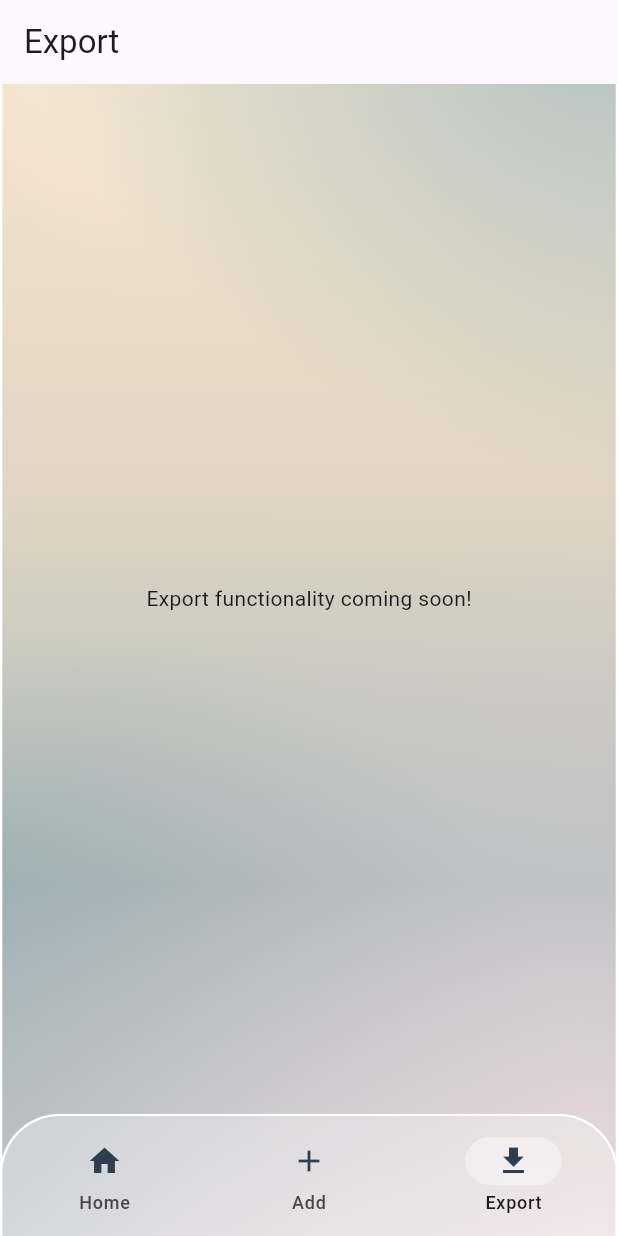
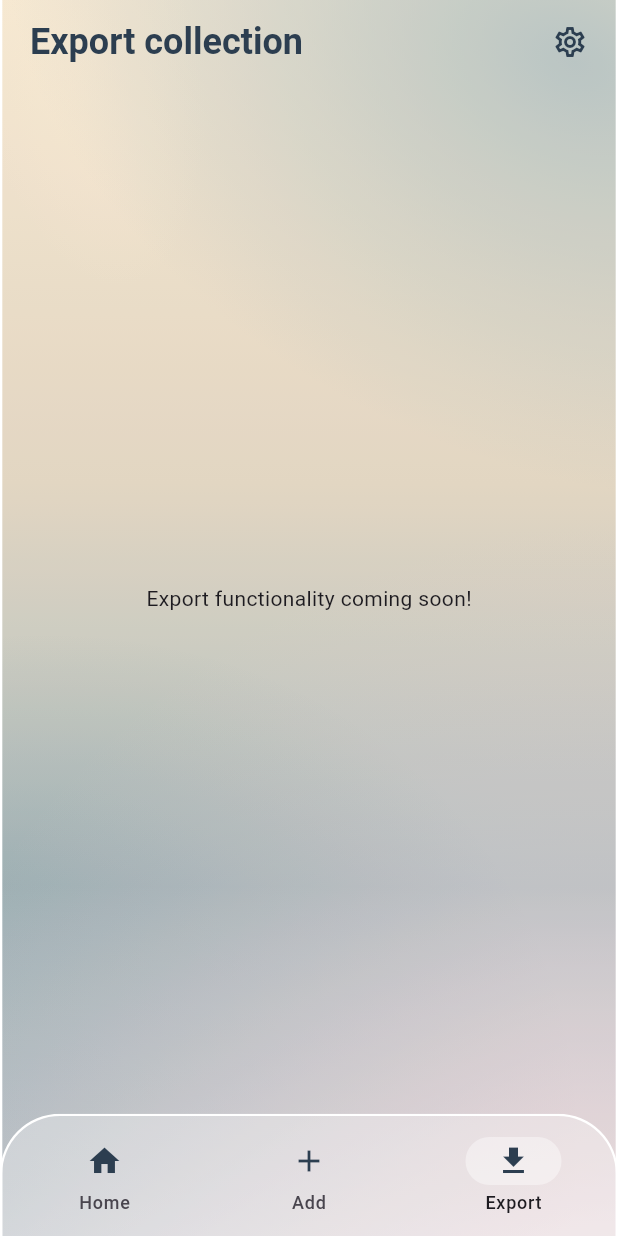
Before and after one commit to IsisvanDijk/collectable, a Flutter app: the screen it shows once a user with an empty profile is signed in, item 3 of the bottom bar chosen, on a phone screen of 412 x 824 dp. Run offline on Flutter 3.47's test engine with Material 3 defaults, Android fonts, the phone set to English and light mode, and no system bars; our stand-ins replace cloud_firestore, firebase_auth, firebase_core, flutter_svg, go_router, image_picker and 1 more; missing offline and left inert: mobile_scanner; accounts and stored records are empty.

Commit message:
Title export fixed delete funtion fixed Settings back arrow added

```diff
--- a/lib/repositories/book_repository.dart
+++ b/lib/repositories/book_repository.dart
@@ -77,7 +77,7 @@ class BookRepository {
 
   /// Delete a book by ID.
   Future<void> delete(String bookId) async {
-    await _collection.doc(bookId).delete();
+    _collection.doc(bookId).delete();
   }
 
   // ── Helpers for Export ────────────────────────────────────────────────────
--- a/lib/screens/edit_book_screen.dart
+++ b/lib/screens/edit_book_screen.dart
@@ -548,7 +548,7 @@ class _EditBookScreenState extends State<EditBookScreen> {
               GestureDetector(
                 onTap: () => _deleteBook(context),
                 child: const Text(
-                  'Remove from collection',
+                  'Remove book from collection',
                   textAlign: TextAlign.center,
                   style: TextStyle(
                     color: Colors.red,
--- a/lib/screens/export_screen.dart
+++ b/lib/screens/export_screen.dart
@@ -1,4 +1,6 @@
 import 'package:flutter/material.dart';
+
+import '../main.dart';
 
 class ExportScreen extends StatelessWidget {
   const ExportScreen({super.key});
@@ -6,7 +8,7 @@ class ExportScreen extends StatelessWidget {
   @override
   Widget build(BuildContext context) {
     return Scaffold(
-      appBar: AppBar(title: const Text('Export')),
+        appBar: buildAppBar(context, title: 'Export collection'),
       body: const Center(
         child: Text('Export functionality coming soon!'),
       ),
--- a/lib/screens/settings_screen.dart
+++ b/lib/screens/settings_screen.dart
@@ -137,7 +137,7 @@ class _SettingsScreenState extends State<SettingsScreen> {
 
     return Scaffold(
       backgroundColor: Colors.transparent,
-      appBar: buildAppBar(context, title: 'Settings', showSettings: false),
+      appBar: buildAppBar(context, title: 'Settings', showSettings: false, showBack: true),
       body: NarrowLayout(
   child: ListView(
     padding: const EdgeInsets.fromLTRB(20, 8, 20, 40),
```
